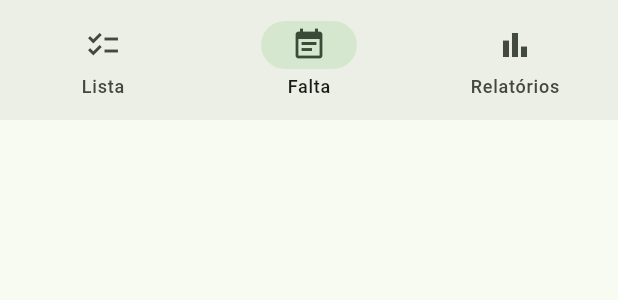
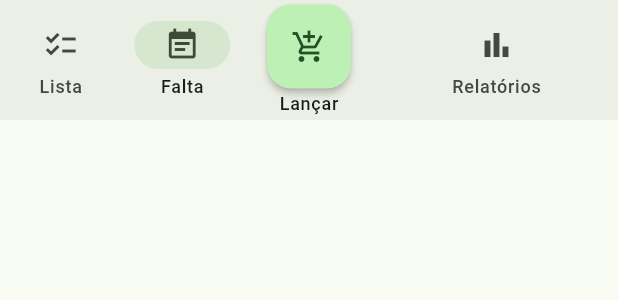
Before and after one commit to leandrorochaadm/shopping_list, a Flutter app: the MainBottomBar widget shown alone on an empty page, opened directly, on a phone screen of 412 x 824 dp. Shown: the top 300 px of the screen. Run offline on Flutter 3.47's test engine with Material 3 defaults, Android fonts, the phone set to English and light mode, and no system bars; our stand-ins replace fast_immutable_collections, flutter_riverpod, go_router, hive_ce, hive_ce_flutter, supabase_flutter and 1 more; missing offline and left inert: dart:js_interop, tekton_core; accounts and stored records are empty.

Commit message:
feat(ui->core): move new purchase button to the bottom bar center

```diff
--- a/lib/ui/core/widgets/main_bottom_bar.dart
+++ b/lib/ui/core/widgets/main_bottom_bar.dart
@@ -4,17 +4,26 @@ import 'package:go_router/go_router.dart';
 import '../../../routing/routes.dart';
 import 'menu_entry.dart';
 
-/// The three permanent destinations of the wireframe's bottom bar.
+/// The three permanent destinations of the wireframe's bottom bar, with the
+/// `Lançar compra` button in the middle of them.
 ///
 /// It lives in `ui/core/` and not in `ui/shopping_list/`: screens 5 and 6 show
 /// the same bar, and a second copy of it is where two different bars begin.
+///
+/// The middle button is an ACTION, not a fourth destination (decision I-d):
+/// screen 3 does not join the trio, so it keeps its `< Voltar` and no bar,
+/// which is what decision I-a protects. That is also why this is not a
+/// `NavigationBar` — it has no slot for something that is not a destination,
+/// and a placeholder destination under the button would still be read aloud.
 class MainBottomBar extends StatelessWidget {
   const MainBottomBar({required this.current, super.key});
 
   /// The route being shown, so the bar can mark its own destination.
   final String current;
 
-  static const _destinations = <MenuEntry>[
+  /// Two on the left and one on the right: the halves are the same width, so
+  /// the button sits in the exact centre of the bar.
+  static const _leftDestinations = <MenuEntry>[
     MenuEntry(
       route: Routes.shoppingList,
       icon: Icons.checklist,
@@ -25,6 +34,9 @@ class MainBottomBar extends StatelessWidget {
       icon: Icons.event_note,
       label: 'Falta',
     ),
+  ];
+
+  static const _rightDestinations = <MenuEntry>[
     MenuEntry(
       route: Routes.reports,
       icon: Icons.bar_chart,
@@ -34,27 +46,144 @@ class MainBottomBar extends StatelessWidget {
 
   @override
   Widget build(BuildContext context) {
-    final index = _destinations.indexWhere((d) => d.route == current);
+    Widget destination(MenuEntry entry) => Expanded(
+      child: _Destination(
+        entry: entry,
+        selected: entry.route == current,
+        // A control that goes where you already are does nothing.
+        onTap: () {
+          if (entry.route != current) context.go(entry.route);
+        },
+      ),
+    );
 
-    return NavigationBar(
-      selectedIndex: index < 0 ? 0 : index,
-      onDestinationSelected: (selected) {
-        final route = _destinations[selected].route;
-        // Since H18 all three destinations have a screen, so there is no arm
-        // left that greys one out and explains which story brings it — the map
-        // that held those sentences was deleted with its last entry.
-        if (route != current) context.go(route);
-      },
-      destinations: [
-        for (final destination in _destinations)
-          NavigationDestination(
-            icon: Icon(destination.icon),
-            label: destination.label,
-            // Also the semantic label, so a screen reader does not have to
-            // discover it by tapping.
-            tooltip: destination.label,
+    return Material(
+      color: Theme.of(context).colorScheme.surfaceContainer,
+      child: SafeArea(
+        top: false,
+        child: SizedBox(
+          height: 80,
+          child: Row(
+            children: [
+              Expanded(
+                child: Row(
+                  children: [
+                    for (final entry in _leftDestinations) destination(entry),
+                  ],
+                ),
+              ),
+              const _NewPurchaseButton(),
+              Expanded(
+                child: Row(
+                  children: [
+                    for (final entry in _rightDestinations) destination(entry),
+                  ],
+                ),
+              ),
+            ],
           ),
-      ],
+        ),
+      ),
     );
   }
 }
+
+/// One destination, drawn like a Material 3 `NavigationDestination`: the
+/// pill behind the icon marks the screen on display.
+class _Destination extends StatelessWidget {
+  const _Destination({
+    required this.entry,
+    required this.selected,
+    required this.onTap,
+  });
+
+  final MenuEntry entry;
+  final bool selected;
+  final VoidCallback onTap;
+
+  @override
+  Widget build(BuildContext context) {
+    final scheme = Theme.of(context).colorScheme;
+
+    return Semantics(
+      button: true,
+      selected: selected,
+      // Also the semantic label, so a screen reader does not have to discover
+      // it by tapping.
+      child: Tooltip(
+        message: entry.label,
+        child: InkWell(
+          onTap: onTap,
+          child: Column(
+            mainAxisAlignment: MainAxisAlignment.center,
+            children: [
+              Container(
+                width: 64,
+                height: 32,
+                decoration: BoxDecoration(
+                  color: selected
+                      ? scheme.secondaryContainer
+                      : Colors.transparent,
+                  borderRadius: BorderRadius.circular(16),
+                ),
+                child: Icon(
+                  entry.icon,
+                  color: selected
+                      ? scheme.onSecondaryContainer
+                      : scheme.onSurfaceVariant,
+                ),
+              ),
+              const SizedBox(height: 4),
+              Text(
+                entry.label,
+                style: Theme.of(context).textTheme.labelMedium?.copyWith(
+                  color: selected ? scheme.onSurface : scheme.onSurfaceVariant,
+                ),
+              ),
+            ],
+          ),
+        ),
+      ),
+    );
+  }
+}
+
+/// The round button in the middle of the bar.
+///
+/// `go` and not `push`: registering a purchase ENDS on the list — screen 3
+/// goes back there by itself once it saves, whichever screen opened it
+/// (decision I-c) — so there is no stack worth keeping.
+class _NewPurchaseButton extends StatelessWidget {
+  const _NewPurchaseButton();
+
+  @override
+  Widget build(BuildContext context) {
+    final scheme = Theme.of(context).colorScheme;
+
+    return SizedBox(
+      width: 88,
+      child: Column(
+        mainAxisAlignment: MainAxisAlignment.center,
+        children: [
+          FloatingActionButton(
+            key: const ValueKey('new-purchase'),
+            // Screens 1, 5 and 6 each mount this button, and `go` animates
+            // one into the other: a shared default hero tag would fly it.
+            heroTag: null,
+            elevation: 2,
+            tooltip: 'Lançar compra',
+            onPressed: () => context.go(Routes.newPurchase),
+            child: const Icon(Icons.add_shopping_cart),
+          ),
+          const SizedBox(height: 2),
+          Text(
+            'Lançar',
+            style: Theme.of(
+              context,
+            ).textTheme.labelMedium?.copyWith(color: scheme.onSurface),
+          ),
+        ],
+      ),
+    );
+  }
+}
--- a/lib/ui/shopping_list/widgets/shopping_list_screen.dart
+++ b/lib/ui/shopping_list/widgets/shopping_list_screen.dart
@@ -228,15 +228,8 @@ class _Body extends ConsumerWidget {
                 onPressed: () => context.push(Routes.suggestions),
                 child: const Text('Sugerir itens'),
               ),
-              const SizedBox(height: 8),
-              // `go` and not `push`, unlike the button above: registering a
-              // purchase ENDS on the list — screen 3 goes back there by
-              // itself once it saves — so there is no stack worth keeping.
-              OutlinedButton(
-                key: const ValueKey('new-purchase'),
-                onPressed: () => context.go(Routes.newPurchase),
-                child: const Text('Lançar compra'),
-              ),
+              // `[ Lançar compra ]` moved to the middle of the bottom bar
+              // (decision I-d), where screens 5 and 6 reach it too.
             ],
           ),
         ),
```
Also changed, not shown: lib/ui/core/widgets/main_menu.dart (+3 -4 lines), 5 other files.
